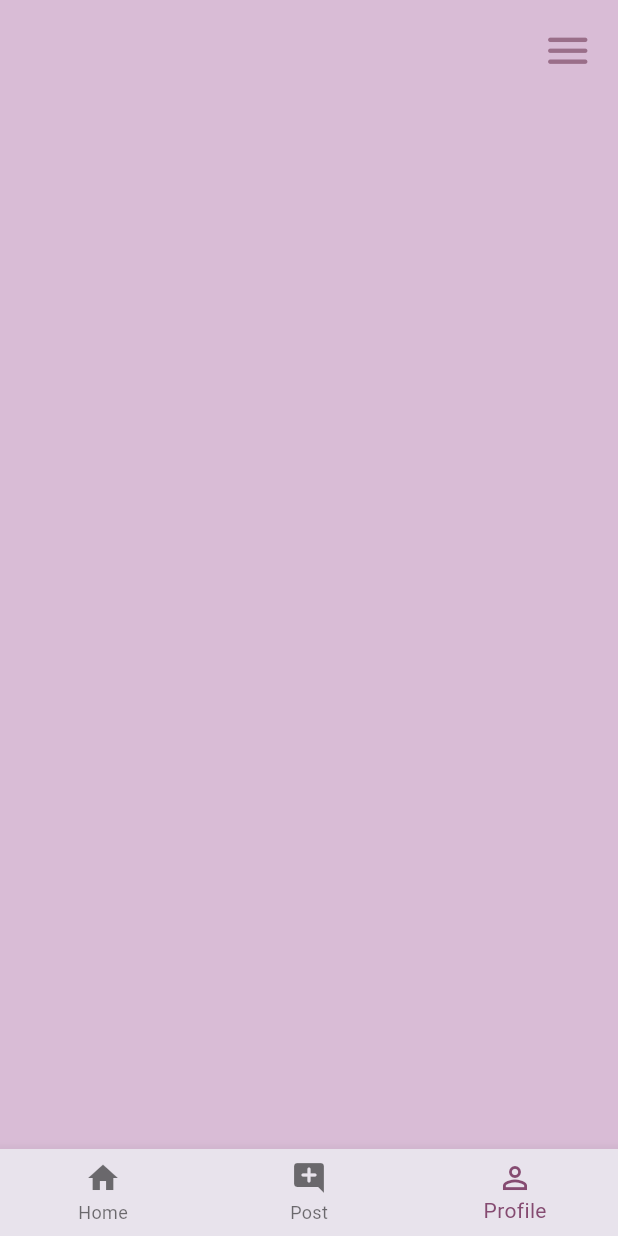
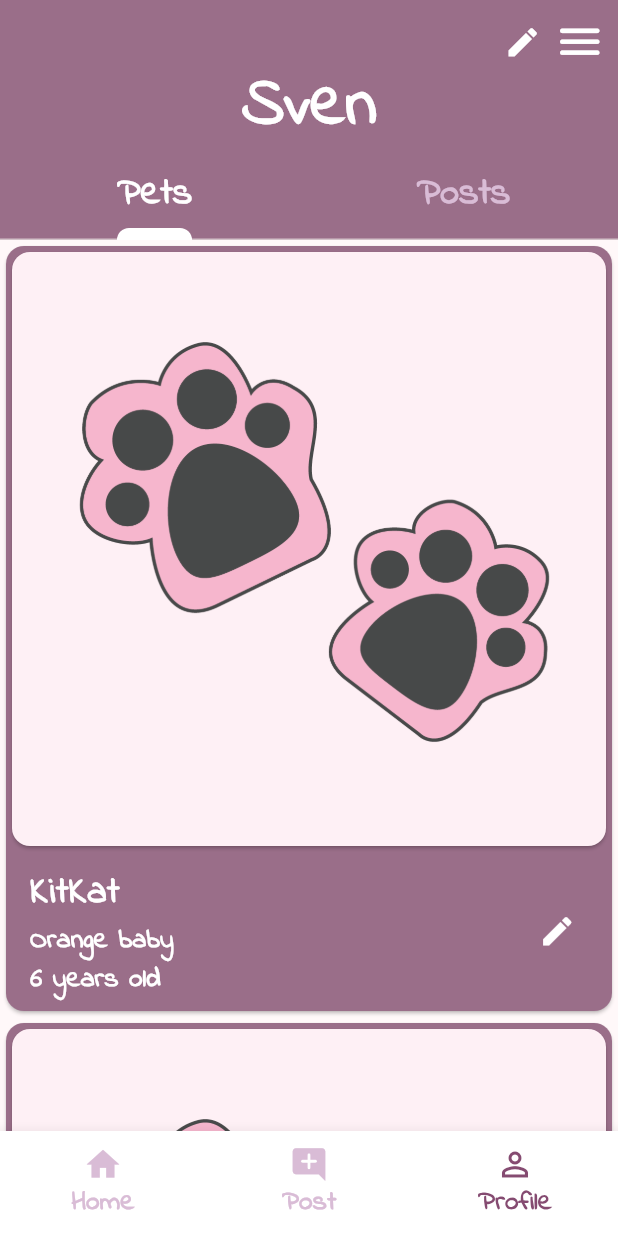
Before and after one commit to Dillys3567/kittyknowhow, a Flutter app: the HomeContainer screen opened directly, item 3 of the bottom bar chosen, on a phone screen of 412 x 824 dp. Run offline on Flutter 3.47's test engine with Material 3 defaults, Android fonts, the light colour scheme and no system bars; our stand-ins replace flutter_dotenv, supabase_flutter; missing offline and left inert: dart:ffi; accounts and stored records are empty.

Commit message:
implement profile screen

```diff
--- /dev/null
+++ b/lib/components/pet_card.dart
@@ -0,0 +1,57 @@
+import 'package:flutter/material.dart';
+
+class PetCard extends StatefulWidget {
+  final String image;
+  final String petName;
+  final String petBreed;
+  final String petAge;
+  const PetCard(
+      {super.key,
+      required this.image,
+      required this.petName,
+      required this.petBreed,
+      required this.petAge});
+
+  @override
+  State<PetCard> createState() => _PetCardState();
+}
+
+class _PetCardState extends State<PetCard> {
+  @override
+  Widget build(BuildContext context) {
+    return Card(
+      color: Color(-6656375),
+      child: Column(
+        children: [
+          Card(
+              child: Image.asset(
+            widget.image,
+          )),
+          ListTile(
+            trailing: Icon(
+              Icons.edit,
+              color: Colors.white,
+              size: 25,
+            ),
+            title: Text(
+              widget.petName,
+              style: TextStyle(
+                  color: Colors.white,
+                  fontFamily: 'IndieFlower',
+                  fontWeight: FontWeight.w900,
+                  fontSize: 25),
+            ),
+            subtitle: Text(
+              '${widget.petBreed}\n${widget.petAge} years old',
+              style: TextStyle(
+                  color: Colors.white,
+                  fontFamily: 'IndieFlower',
+                  fontWeight: FontWeight.w900,
+                  fontSize: 18),
+            ),
+          ),
+        ],
+      ),
+    );
+  }
+}
--- a/lib/screens/home/home_container.dart
+++ b/lib/screens/home/home_container.dart
@@ -2,6 +2,7 @@ import 'package:flutter/material.dart';
 import 'package:kittyknowhow/screens/home/home_page.dart';
 import 'package:kittyknowhow/screens/profile/profile_page.dart';
 import 'package:kittyknowhow/screens/post/post_create_page.dart';
+import 'package:kittyknowhow/utils/constants.dart';
 
 class HomeContainer extends StatefulWidget {
   const HomeContainer({super.key});
@@ -19,13 +20,17 @@ class _HomeContainerState extends State<HomeContainer> {
       backgroundColor: Color(-2507562),
       body: pages[currentIndex],
       bottomNavigationBar: BottomNavigationBar(
+        unselectedItemColor: Color(-2507562),
+        selectedLabelStyle: smallSignUpText,
+        unselectedLabelStyle: smallSignUpText,
+        iconSize: 26,
         currentIndex: currentIndex,
         onTap: (index) {
           setState(() {
             currentIndex = index;
           });
         },
-        backgroundColor: Color(-1514516),
+        backgroundColor: Colors.white,
         items: [
           BottomNavigationBarItem(
               label: 'Home',
--- a/lib/screens/post/post_create_page.dart
+++ b/lib/screens/post/post_create_page.dart
@@ -1,4 +1,5 @@
 import 'package:flutter/material.dart';
+import 'package:kittyknowhow/utils/constants.dart';
 
 class PostCreatePage extends StatefulWidget {
   const PostCreatePage({super.key});
@@ -8,10 +9,77 @@ class PostCreatePage extends StatefulWidget {
 }
 
 class _PostCreatePageState extends State<PostCreatePage> {
+  final _formKey = GlobalKey<FormState>();
+  late FocusNode _focusNode;
+
+  @override
+  void initState() {
+    super.initState();
+    _focusNode = FocusNode();
+    // Request focus when the page is loaded
+    Future.delayed(Duration.zero, () {
+      FocusScope.of(context).requestFocus(_focusNode);
+    });
+  }
+
+  @override
+  void dispose() {
+    _focusNode.dispose();
+    super.dispose();
+  }
+
   @override
   Widget build(BuildContext context) {
     return Scaffold(
+      floatingActionButton: FloatingActionButton(
+        shape: RoundedRectangleBorder(borderRadius: BorderRadius.circular(10)),
+        backgroundColor: Color(-6656375),
+        onPressed: () {},
+        child: Icon(
+          Icons.image,
+          color: Colors.white,
+          size: 35,
+        ),
+      ),
       backgroundColor: Color(-2507562),
+      body: SafeArea(
+        child: SingleChildScrollView(
+          child: Padding(
+            padding: const EdgeInsets.all(12.0),
+            child: Column(
+              children: [
+                Row(
+                  children: [
+                    Icon(
+                      Icons.cancel_outlined,
+                      color: Color(-6656375),
+                      size: 35,
+                    ),
+                  ],
+                ),
+                Form(
+                    child: Column(
+                  children: [
+                    TextFormField(
+                      focusNode: _focusNode,
+                      decoration: InputDecoration(
+                          hintText: 'Title',
+                          hintStyle: signupButtonText,
+                          border: InputBorder.none),
+                    ),
+                    TextFormField(
+                      decoration: InputDecoration(
+                          hintText: 'Body text(optional)',
+                          hintStyle: signupButtonText,
+                          border: InputBorder.none),
+                    ),
+                  ],
+                ))
+              ],
+            ),
+          ),
+        ),
+      ),
     );
   }
 }
--- a/lib/screens/profile/profile_page.dart
+++ b/lib/screens/profile/profile_page.dart
@@ -1,4 +1,5 @@
 import 'package:flutter/material.dart';
+import 'package:kittyknowhow/components/pet_card.dart';
 import 'package:kittyknowhow/screens/settings/settings_page.dart';
 import 'package:kittyknowhow/screens/signup_signin/signup_signin.dart';
 import 'package:kittyknowhow/utils/constants.dart';
@@ -10,36 +11,113 @@ class ProfilePage extends StatefulWidget {
   State<ProfilePage> createState() => _ProfilePageState();
 }
 
-class _ProfilePageState extends State<ProfilePage> {
+class _ProfilePageState extends State<ProfilePage>
+    with TickerProviderStateMixin {
+  late TabController tabController;
   @override
+  void initState() {
+    super.initState();
+    tabController = TabController(length: 2, vsync: this);
+  }
+
   Widget build(BuildContext context) {
     return Scaffold(
-      backgroundColor: Color(-2507562),
-      body: SafeArea(
-        child: Padding(
-          padding: EdgeInsets.all(8.0),
-          child: SingleChildScrollView(
-            child: Column(
+      body: CustomScrollView(
+        shrinkWrap: true,
+        slivers: [
+          SliverAppBar(
+            backgroundColor: Color(-6656375),
+            automaticallyImplyLeading: false,
+            flexibleSpace: FlexibleSpaceBar(
+              titlePadding: EdgeInsets.fromLTRB(0, 30, 0, 60),
+              title: Row(
+                mainAxisAlignment: MainAxisAlignment.center,
                 children: [
-                Row(
-                  mainAxisAlignment: MainAxisAlignment.end,
-                  children: [
+                  Text(
+                    "Sven",
+                    softWrap: true,
+                    style: TextStyle(
+                        color: Colors.white,
+                        fontFamily: 'IndieFlower',
+                        fontWeight: FontWeight.w900,
+                        fontSize: 30),
+                  ),
+                ],
+              ),
+            ),
+            centerTitle: true,
+            snap: true,
+            floating: true,
+            pinned: true,
+            expandedHeight: 160,
+            bottom: TabBar(
+                labelColor: Colors.white,
+                indicatorColor: Colors.white,
+                indicatorWeight: 8,
+                unselectedLabelColor: Color(-2507562),
+                labelStyle: TextStyle(
+                    color: Colors.white,
+                    fontFamily: 'IndieFlower',
+                    fontWeight: FontWeight.w900,
+                    fontSize: 25),
+                controller: tabController,
+                tabs: [
+                  Tab(
+                    child: Text('Pets'),
+                  ),
+                  Tab(
+                    child: Text('Posts'),
+                  )
+                ]),
+            actions: [
+              Icon(
+                Icons.edit,
+                color: Colors.white,
+                size: 25,
+              ),
               IconButton(
-                        onPressed: () => Navigator.push(
-                            context,
-                            MaterialPageRoute(
-                                builder: (context) => SettingsPage())),
+                  onPressed: () => Navigator.push(context,
+                      MaterialPageRoute(builder: (context) => SettingsPage())),
                   icon: Icon(
                     Icons.menu_rounded,
-                          color: Color(-6656375),
+                    color: Colors.white,
                     size: 35,
                   ))
             ],
           ),
+          SliverFillRemaining(
+              child: TabBarView(
+            children: [
+              SingleChildScrollView(
+                child: Column(
+                  children: [
+                    PetCard(
+                        image: 'assets/images/pawprint.png',
+                        petName: 'KitKat',
+                        petBreed: 'Orange baby',
+                        petAge: '6'),
+                    PetCard(
+                        image: 'assets/images/pawprint.png',
+                        petName: 'KitKat',
+                        petBreed: 'Orange baby',
+                        petAge: '6'),
+                    PetCard(
+                        image: 'assets/images/pawprint.png',
+                        petName: 'KitKat',
+                        petBreed: 'Orange baby',
+                        petAge: '6'),
                   ],
                 ),
               ),
+              SingleChildScrollView(
+                child: Column(
+                  children: [Text('posts')],
                 ),
+              ),
+            ],
+            controller: tabController,
+          ))
+        ],
       ),
     );
   }
--- a/lib/utils/constants.dart
+++ b/lib/utils/constants.dart
@@ -12,6 +12,12 @@ TextStyle signupButtonText = TextStyle(
     fontWeight: FontWeight.w900,
     fontSize: 30,
     color: Color(-6656375));
+
+TextStyle profileNameText = TextStyle(
+    fontFamily: 'IndieFlower',
+    fontWeight: FontWeight.w900,
+    fontSize: 30,
+    color: Colors.white);
 
 TextStyle appBarText = TextStyle(
     fontFamily: 'IndieFlower',
```
Lines whose indentation alone changed are shown as unchanged.
